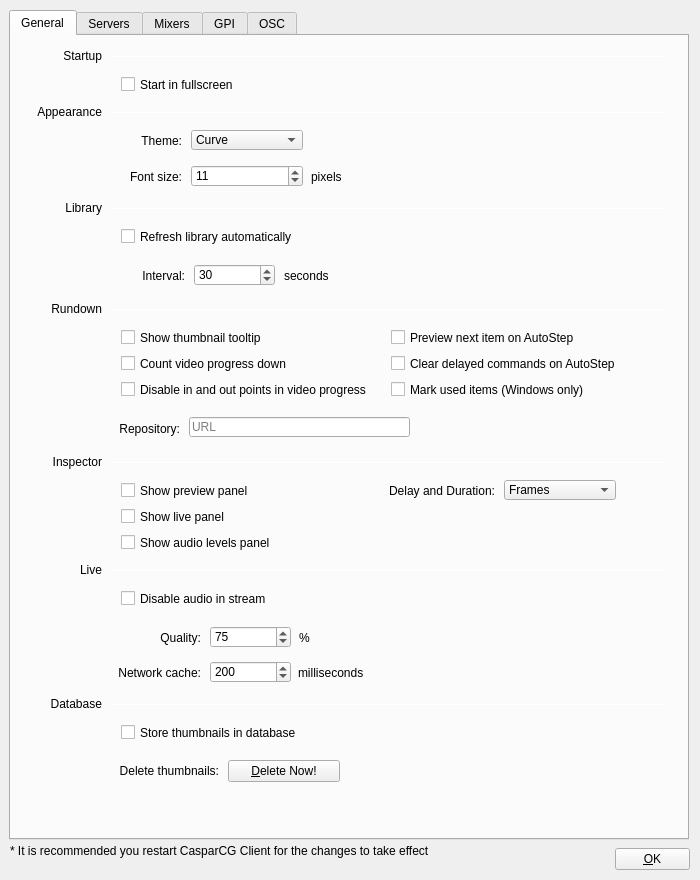
Old version of the form src/Widgets/SettingsDialog.ui in the repository CasparCG/client.
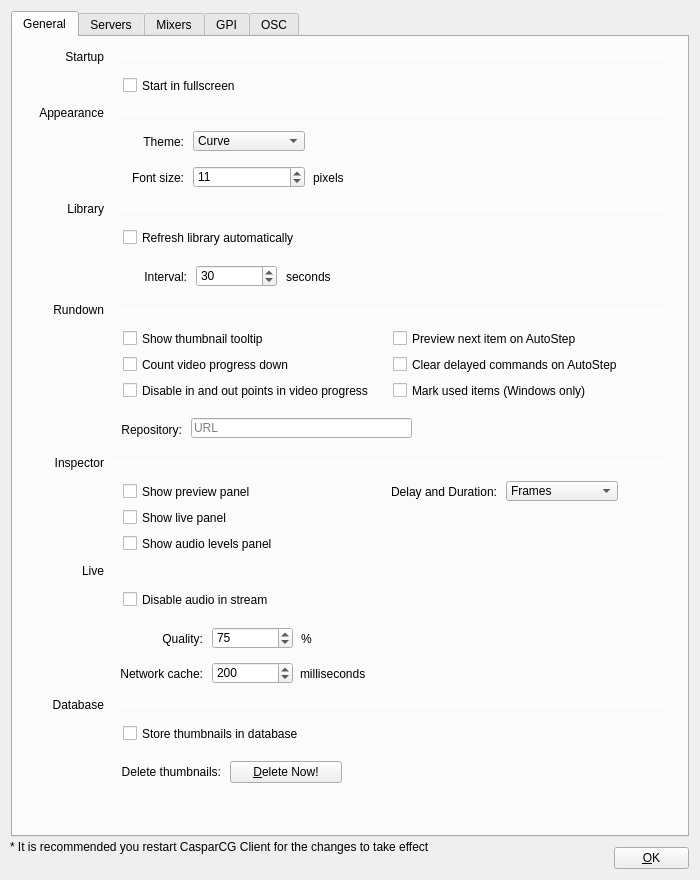
New version of the form.

Patch:
```diff
--- a/src/Widgets/SettingsDialog.ui
+++ b/src/Widgets/SettingsDialog.ui
@@ -28,10 +28,10 @@
   <widget class="QTabWidget" name="tabWidgetSettings">
    <property name="geometry">
     <rect>
-     <x>9</x>
-     <y>10</y>
-     <width>680</width>
-     <height>830</height>
+     <x>11</x>
+     <y>11</y>
+     <width>678</width>
+     <height>826</height>
     </rect>
    </property>
    <property name="focusPolicy">
@@ -3409,8 +3409,8 @@
   <widget class="QPushButton" name="pushButtonOk">
    <property name="geometry">
     <rect>
-     <x>615</x>
-     <y>848</y>
+     <x>614</x>
+     <y>847</y>
      <width>75</width>
      <height>22</height>
     </rect>
@@ -3426,7 +3426,7 @@
    <property name="geometry">
     <rect>
      <x>10</x>
-     <y>843</y>
+     <y>839</y>
      <width>591</width>
      <height>16</height>
     </rect>
```
